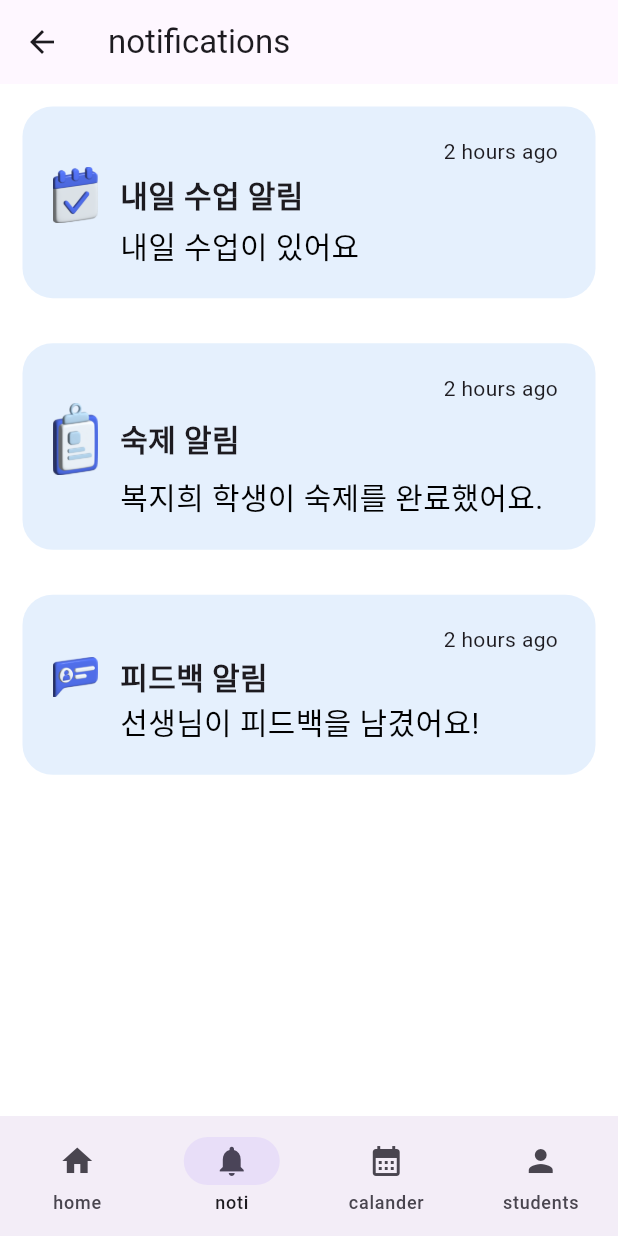
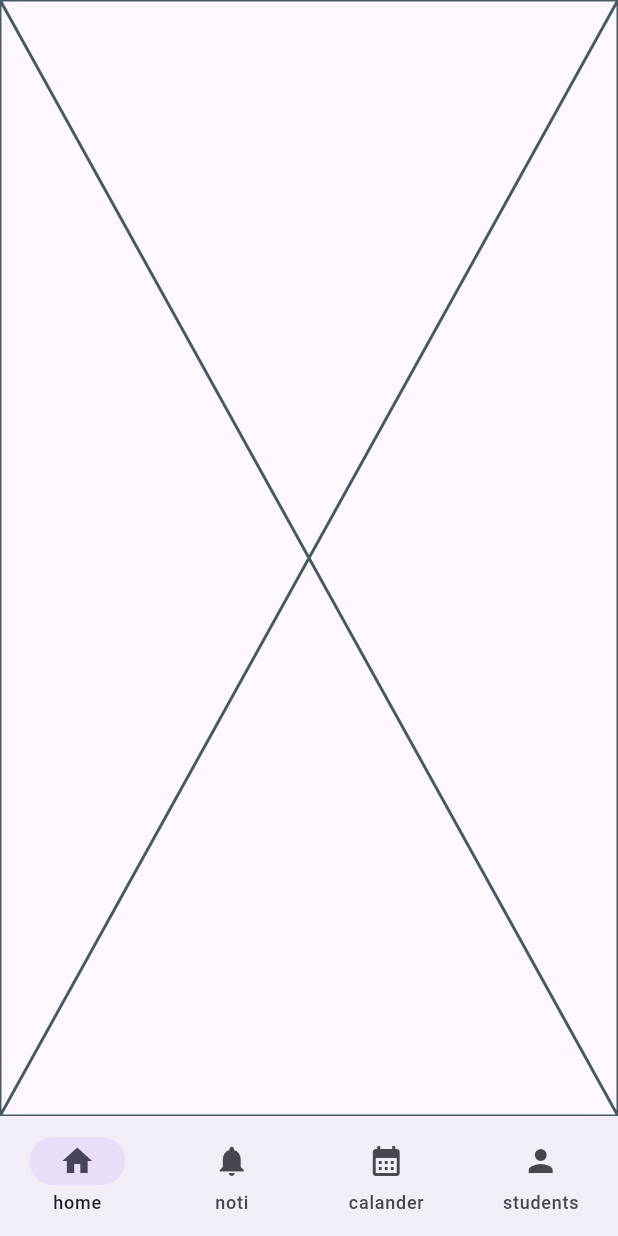
Before and after one commit to Tutorpus/Tutorpus-frontend, a Flutter app: the HomeCommon screen opened directly, on a phone screen of 412 x 824 dp. Run offline on Flutter 3.47's test engine with Material 3 defaults, Android fonts, the light colour scheme and no system bars; our stand-ins replace flutter_svg.

Commit message:
pages made for navi bar

```diff
--- a/lib/pages/home_common.dart
+++ b/lib/pages/home_common.dart
@@ -1,5 +1,8 @@
 import 'package:flutter/material.dart';
+import 'package:tutorpus/pages/home_main.dart';
 import 'package:tutorpus/pages/notifications.dart';
+import 'package:tutorpus/pages/student_list.dart';
+import 'package:tutorpus/pages/calendar.dart';
 
 class HomeCommon extends StatefulWidget {
   const HomeCommon({super.key});
@@ -9,13 +12,13 @@ class HomeCommon extends StatefulWidget {
 }
 
 class _HomeCommonState extends State<HomeCommon> {
-  int currentPageIndex = 1;
+  int currentPageIndex = 0;
   int boo = 0;
   final List<Widget> screens = [
-    const HomeCommon(),
+    const HomeMain(),
     const Noti(),
-    // Calendar(),
-    // StuList(),
+    const Calendar(),
+    const StuList(),
   ];
   @override
   Widget build(BuildContext context) {
--- a/lib/pages/home_main.dart
+++ b/lib/pages/home_main.dart
@@ -0,0 +1,15 @@
+import 'package:flutter/material.dart';
+
+class HomeMain extends StatefulWidget {
+  const HomeMain({super.key});
+
+  @override
+  State<HomeMain> createState() => _HomeMainState();
+}
+
+class _HomeMainState extends State<HomeMain> {
+  @override
+  Widget build(BuildContext context) {
+    return const Placeholder();
+  }
+}
--- a/lib/pages/notifications.dart
+++ b/lib/pages/notifications.dart
@@ -14,6 +14,7 @@ class _NotiState extends State<Noti> {
     return Scaffold(
       appBar: AppBar(
         title: const Text('notifications'),
+        backgroundColor: white,
       ),
       body: Container(
         width: double.infinity, // 가로로 화면 전체를 채움
```
Also changed, not shown: lib/pages/calendar.dart (added, +15 -0 lines), lib/pages/student_list.dart (+7 -1 lines).
